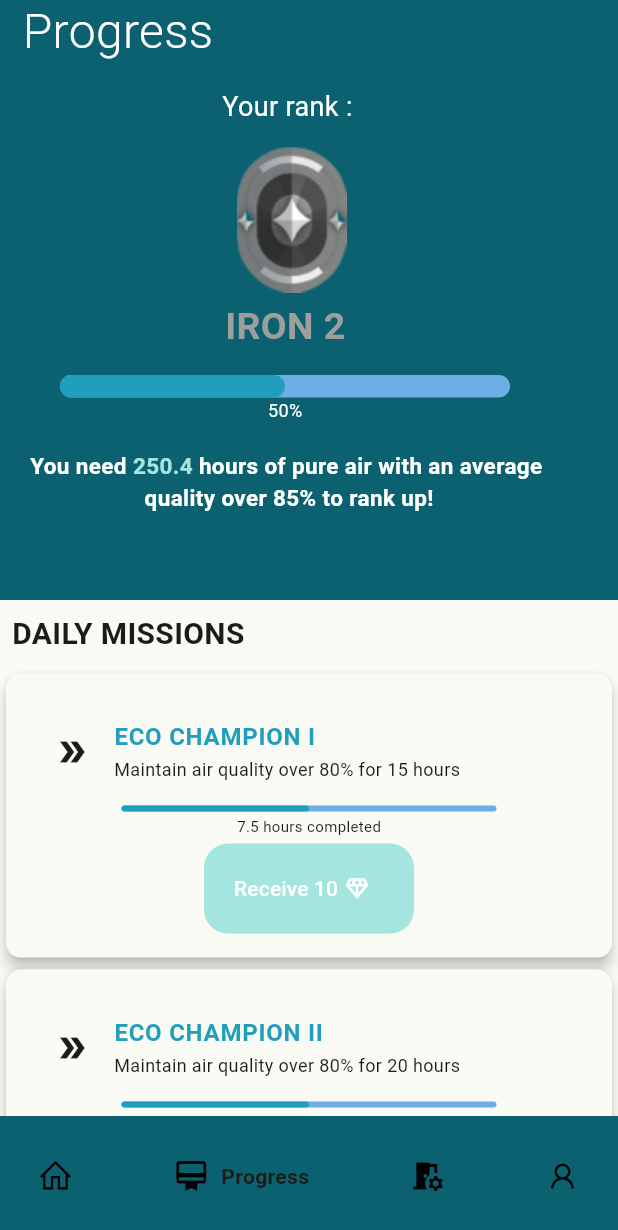
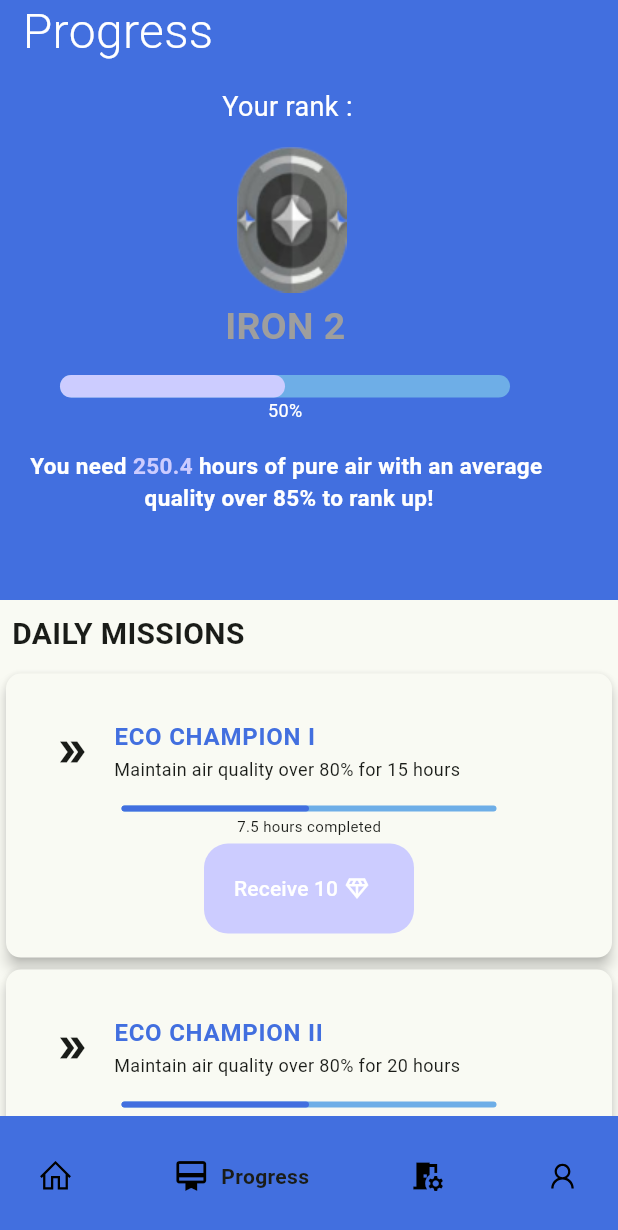
Before and after one commit to Dhanush-varddhan-k/AirSense, a Flutter app: the HomeScreen screen opened by its route, item 2 of the bottom bar chosen, on a phone screen of 412 x 824 dp. Shown: the top 1230 px of the screen. Run offline on Flutter 3.47's test engine with Material 3 defaults, Android fonts, the phone set to English and light mode, and no system bars; drawn by our look-alikes of google_nav_bar; our stand-ins replace firebase_auth, firebase_core, firebase_database, fl_chart, fluttertoast, icons_plus and 1 more; missing offline and left inert: logo, real_time_chart; accounts and stored records are empty.

Commit message:
ColourChanges

```diff
--- a/lib/pages/progress.dart
+++ b/lib/pages/progress.dart
@@ -97,7 +97,7 @@ class _ProgressPageState extends State<ProgressPage> {
                           width: 300,
                           height: 15,
                           child: LinearProgressIndicator(
-                            color: blueShade1,
+                            color: purpleLight,
                             borderRadius: BorderRadius.circular(50),
                             value: 0.5,
                           ),
@@ -134,7 +134,7 @@ class _ProgressPageState extends State<ProgressPage> {
                               text: "250.4 ",
                               style: TextStyle(
                                 fontWeight: FontWeight.bold,
-                                color: TiffanyBlue,
+                                color: purpleLight,
                                 fontSize: 15
                               )
                           ),
@@ -179,7 +179,7 @@ class _ProgressPageState extends State<ProgressPage> {
                           'ECO CHAMPION I',
                           style: TextStyle(
                             fontWeight: FontWeight.bold,
-                            color: blueShade1
+                            color: MidnightBlue
                           ),
                       ),
                       subtitle: Text(
@@ -194,7 +194,7 @@ class _ProgressPageState extends State<ProgressPage> {
                       child: Column(
                         children: [
                           LinearProgressIndicator(
-                            color: blueShade1,
+                            color: MidnightBlue,
                             borderRadius: BorderRadius.circular(50),
                             value: 0.5,
                           ),
@@ -237,7 +237,7 @@ class _ProgressPageState extends State<ProgressPage> {
                                 ],
                               ),
                               style: ElevatedButton.styleFrom(
-                                backgroundColor: isButtonEnabled ? blueShade1 : TiffanyBlue,
+                                backgroundColor: isButtonEnabled ? blueShade1 : purpleLight,
                                 elevation: 0
                               )
                             ),
@@ -265,7 +265,7 @@ class _ProgressPageState extends State<ProgressPage> {
                         'ECO CHAMPION II',
                         style: TextStyle(
                             fontWeight: FontWeight.bold,
-                            color: blueShade1
+                            color: MidnightBlue
                         ),
                       ),
                       subtitle: Text(
@@ -280,7 +280,7 @@ class _ProgressPageState extends State<ProgressPage> {
                         child: Column(
                           children: [
                             LinearProgressIndicator(
-                              color: blueShade1,
+                              color: MidnightBlue,
                               borderRadius: BorderRadius.circular(50),
                               value: 0.5,
                             ),
@@ -323,7 +323,7 @@ class _ProgressPageState extends State<ProgressPage> {
                                   ],
                                 ),
                                 style: ElevatedButton.styleFrom(
-                                    backgroundColor: isButtonEnabled ? blueShade1 : TiffanyBlue,
+                                    backgroundColor: isButtonEnabled ? blueShade1 : purpleLight,
                                     elevation: 0
                                 )
                             ),
@@ -351,7 +351,7 @@ class _ProgressPageState extends State<ProgressPage> {
                         'ECO CHAMPION III',
                         style: TextStyle(
                             fontWeight: FontWeight.bold,
-                            color: blueShade1
+                            color: MidnightBlue
                         ),
                       ),
                       subtitle: Text(
@@ -366,7 +366,7 @@ class _ProgressPageState extends State<ProgressPage> {
                         child: Column(
                           children: [
                             LinearProgressIndicator(
-                              color: blueShade1,
+                              color: MidnightBlue,
                               borderRadius: BorderRadius.circular(50),
                               value: 0.5,
                             ),
@@ -409,7 +409,7 @@ class _ProgressPageState extends State<ProgressPage> {
                                   ],
                                 ),
                                 style: ElevatedButton.styleFrom(
-                                    backgroundColor: isButtonEnabled ? blueShade1 : TiffanyBlue,
+                                    backgroundColor: isButtonEnabled ? blueShade1 : purpleLight,
                                     elevation: 0
                                 )
                             ),
--- a/lib/theme/variables.dart
+++ b/lib/theme/variables.dart
@@ -1,7 +1,8 @@
 import 'package:flutter/material.dart';
 Color def_color = Color(0xFFD8BCFC);
 const white = Colors.white;
-const MidnightBlue=Color.fromRGBO(12, 97, 112,1);
+// const MidnightBlue=Color.fromRGBO(12, 97, 112,1);
+const MidnightBlue=Color.fromRGBO(66, 111, 223,1);
 const BlueGreen =Color.fromRGBO(55, 190, 176,1);
 const TiffanyBlue =Color.fromRGBO(164, 229, 224,1);
 const BabyBlue=Color.fromRGBO(219,245,240,1);
@@ -10,3 +11,6 @@ const background=Color.fromRGBO(207, 255,248,1);
 const Color colorWhite = Colors.white;
 const Color colorGrey = Colors.grey;
 const blueShade1 = Color.fromRGBO(33, 158, 188,1);
+const purple = Color.fromRGBO(66, 111, 223,1);
+const purpleLight = Color.fromRGBO(204, 204, 255,1);
+const purpleDark = Color.fromRGBO(52, 63, 178,1);
```
Also changed, not shown: lib/pages/dashboard.dart (+5 -5 lines).
